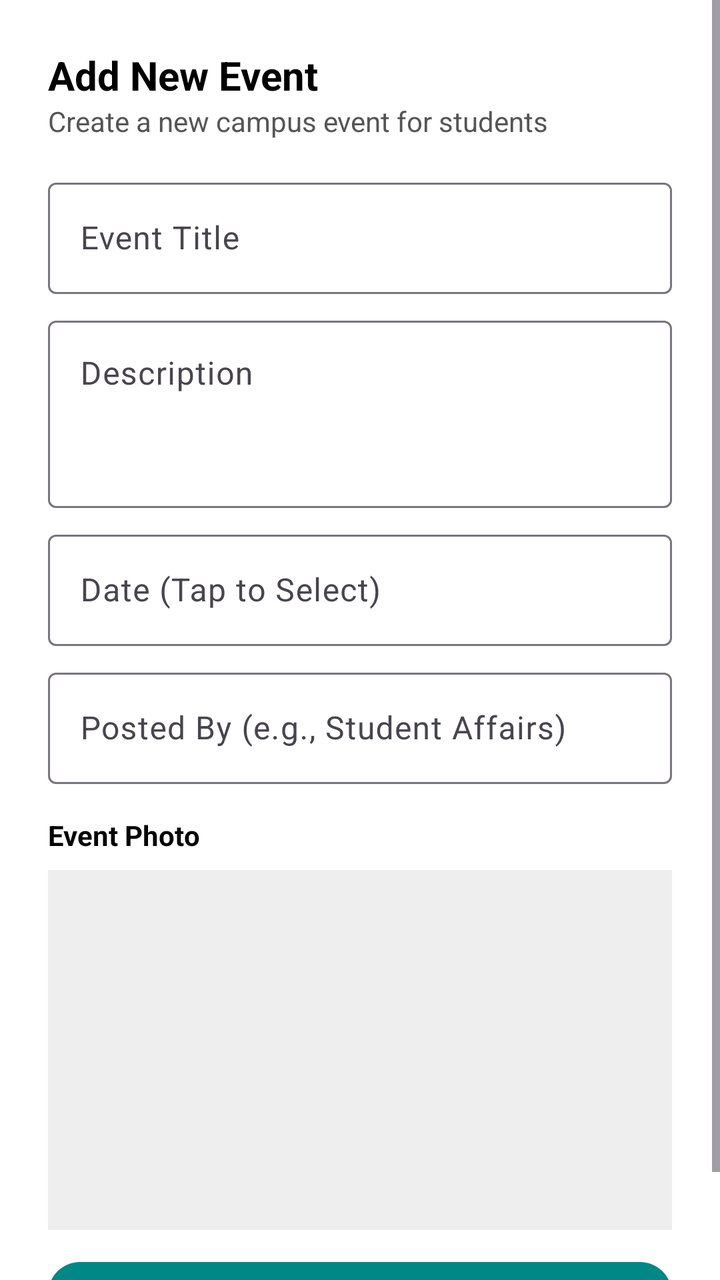
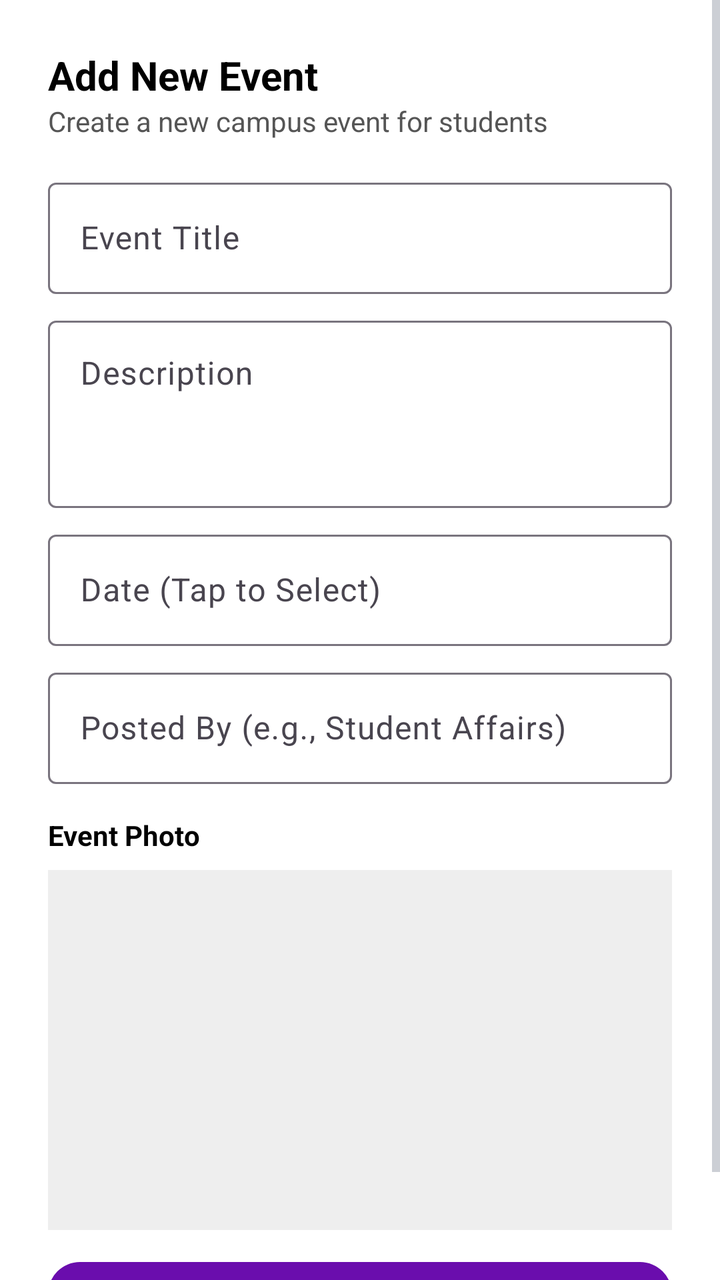

Compare the two renders of this Android layout. The source of the first and the diff that turns it into the second are given below.
<!-- AndroidManifest.xml: application theme AppTheme -->
<!-- res/layout/dialog_add_event.xml -->
<?xml version="1.0" encoding="utf-8"?>
<ScrollView xmlns:android="http://schemas.android.com/apk/res/android"
    xmlns:app="http://schemas.android.com/apk/res-auto"
    android:layout_width="match_parent"
    android:layout_height="wrap_content">

    <LinearLayout
        android:layout_width="match_parent"
        android:layout_height="wrap_content"
        android:orientation="vertical"
        android:padding="24dp">

        <TextView
            android:layout_width="wrap_content"
            android:layout_height="wrap_content"
            android:text="Add New Event"
            android:textColor="@color/black"
            android:textSize="20sp"
            android:textStyle="bold" />

        <TextView
            android:layout_width="wrap_content"
            android:layout_height="wrap_content"
            android:layout_marginBottom="16dp"
            android:text="Create a new campus event for students"
            android:textColor="@color/darker_gray" />

        <com.google.android.material.textfield.TextInputLayout
            android:layout_width="match_parent"
            android:layout_height="wrap_content"
            android:hint="Event Title">

            <com.google.android.material.textfield.TextInputEditText
                android:id="@+id/inputEventTitle"
                android:layout_width="match_parent"
                android:layout_height="wrap_content" />
        </com.google.android.material.textfield.TextInputLayout>

        <com.google.android.material.textfield.TextInputLayout
            android:layout_width="match_parent"
            android:layout_height="wrap_content"
            android:layout_marginTop="8dp"
            android:hint="Description">

            <com.google.android.material.textfield.TextInputEditText
                android:id="@+id/inputEventDescription"
                android:layout_width="match_parent"
                android:layout_height="wrap_content"
                android:gravity="top"
                android:minLines="3" />
        </com.google.android.material.textfield.TextInputLayout>

        <com.google.android.material.textfield.TextInputLayout
            android:layout_width="match_parent"
            android:layout_height="wrap_content"
            android:layout_marginTop="8dp"
            android:hint="Date (Tap to Select)">

            <com.google.android.material.textfield.TextInputEditText
                android:id="@+id/inputEventDate"
                android:layout_width="match_parent"
                android:layout_height="wrap_content"
                android:focusable="false" />
        </com.google.android.material.textfield.TextInputLayout>

        <com.google.android.material.textfield.TextInputLayout
            android:layout_width="match_parent"
            android:layout_height="wrap_content"
            android:layout_marginTop="8dp"
            android:hint="Posted By (e.g., Student Affairs)">

            <com.google.android.material.textfield.TextInputEditText
                android:id="@+id/inputPostedBy"
                android:layout_width="match_parent"
                android:layout_height="wrap_content" />
        </com.google.android.material.textfield.TextInputLayout>

        <TextView
            android:layout_width="wrap_content"
            android:layout_height="wrap_content"
            android:layout_marginTop="16dp"
            android:text="Event Photo"
            android:textColor="@color/black"
            android:textStyle="bold" />

        <ImageView
            android:id="@+id/imageEventPreview"
            android:layout_width="match_parent"
            android:layout_height="180dp"
            android:layout_marginTop="8dp"
            android:background="#EEEEEE"
            android:scaleType="centerCrop"
            android:contentDescription="Event Image Preview" />

        <com.google.android.material.button.MaterialButton
            android:id="@+id/buttonUploadEventImage"
            android:layout_width="match_parent"
            android:layout_height="wrap_content"
            android:layout_marginTop="12dp"
            android:text="Select Event Photo"
            android:textAllCaps="false"
            android:textColor="@color/white"
            app:backgroundTint="@color/teal_700"
            app:icon="@drawable/ic_add_photo"
            app:iconTint="@color/white"
            app:iconPadding="8dp"
            app:cornerRadius="16dp" />

    </LinearLayout>
</ScrollView>
<!-- resources referenced by this layout -->
<resources>
  <color name="black">#000000</color>
  <color name="darker_gray">#555555</color>
  <color name="teal_700">#018786</color>
  <color name="white">#FFFFFF</color>
  <!-- drawable ic_add_photo (drawable) -->
  <vector xmlns:android="http://schemas.android.com/apk/res/android" android:height="24dp" android:tint="#000000" android:viewportHeight="24" android:viewportWidth="24" android:width="24dp">
        
      <path android:fillColor="@android:color/white" android:pathData="M3,4V1h2v3h3v2H5v3H3V6H0V4H3zM6,10V7h3V4h7l1.83,2H21c1.1,0 2,0.9 2,2v12c0,1.1 -0.9,2 -2,2H5c-1.1,0 -2,-0.9 -2,-2V10H6zM13,19c2.76,0 5,-2.24 5,-5s-2.24,-5 -5,-5s-5,2.24 -5,5S10.24,19 13,19zM9.8,14c0,1.77 1.43,3.2 3.2,3.2s3.2,-1.43 3.2,-3.2s-1.43,-3.2 -3.2,-3.2S9.8,12.23 9.8,14z"/>
      
  </vector>
  <style name="AppTheme" parent="Theme.Material3.DayNight.NoActionBar">
          
          <item name="colorPrimary">@color/deep_purple</item>
          <item name="colorPrimaryVariant">@color/deep_purple_dark</item>
          <item name="colorOnPrimary">@color/text_on_primary</item>
  
          
          <item name="android:statusBarColor">@color/deep_purple</item>
          <item name="android:navigationBarColor">@color/deep_purple_dark</item>
  
          
          <item name="android:windowTranslucentNavigation">true</item>
          <item name="android:windowTranslucentStatus">true</item>
          <item name="android:windowFullscreen">true</item>
  
          
          <item name="android:windowBackground">@color/pure_white</item>
          <item name="android:textColorPrimary">@color/text_primary</item>
  
          
          <item name="android:forceDarkAllowed">true</item>
      </style>
  <color name="deep_purple">#6A0DAD</color>
  <color name="deep_purple_dark">#5A0B92</color>
  <color name="text_on_primary">@color/pure_white</color>
  <color name="pure_white">#FFFFFF</color>
  <color name="text_primary">@color/soft_black</color>
  <color name="soft_black">#1a1a1a</color>
</resources>

<!-- the commit's change to res/layout/dialog_add_event.xml (unified diff, before → after) -->
@@ -100,7 +100,7 @@
             android:text="Select Event Photo"
             android:textAllCaps="false"
             android:textColor="@color/white"
-            app:backgroundTint="@color/teal_700"
+            app:backgroundTint="@color/deep_purple"
             app:icon="@drawable/ic_add_photo"
             app:iconTint="@color/white"
             app:iconPadding="8dp"
<!-- resource entries referenced after the edit -->
@@ -2,7 +2,6 @@
 <resources>
   <color name="black">#000000</color>
   <color name="darker_gray">#555555</color>
-  <color name="teal_700">#018786</color>
   <color name="white">#FFFFFF</color>
   <!-- drawable ic_add_photo (drawable) -->
   <vector xmlns:android="http://schemas.android.com/apk/res/android" android:height="24dp" android:tint="#000000" android:viewportHeight="24" android:viewportWidth="24" android:width="24dp">
@@ -13,30 +12,27 @@
   <style name="AppTheme" parent="Theme.Material3.DayNight.NoActionBar">
           
           <item name="colorPrimary">@color/deep_purple</item>
-          <item name="colorPrimaryVariant">@color/deep_purple_dark</item>
-          <item name="colorOnPrimary">@color/text_on_primary</item>
+          <item name="colorOnPrimary">@color/pure_white</item>
+  
+          
+          <item name="colorSurface">@color/background</item>
+          <item name="colorOnSurface">@color/text_primary</item>
   
           
           <item name="android:statusBarColor">@color/deep_purple</item>
-          <item name="android:navigationBarColor">@color/deep_purple_dark</item>
-  
-          
-          <item name="android:windowTranslucentNavigation">true</item>
-          <item name="android:windowTranslucentStatus">true</item>
           <item name="android:windowFullscreen">true</item>
   
           
-          <item name="android:windowBackground">@color/pure_white</item>
-          <item name="android:textColorPrimary">@color/text_primary</item>
-  
-          
-          <item name="android:forceDarkAllowed">true</item>
+          <item name="android:windowBackground">?attr/colorSurface</item>
+          <item name="android:textColorPrimary">?attr/colorOnSurface</item>
+          <item name="android:textColorSecondary">@color/text_secondary</item>
       </style>
   <color name="deep_purple">#6A0DAD</color>
-  <color name="deep_purple_dark">#5A0B92</color>
-  <color name="text_on_primary">@color/pure_white</color>
   <color name="pure_white">#FFFFFF</color>
+  <color name="background">@color/pure_white</color>
   <color name="text_primary">@color/soft_black</color>
+  <color name="text_secondary">@color/inactive_gray</color>
   <color name="soft_black">#1a1a1a</color>
+  <color name="inactive_gray">#9CA3AF</color>
 </resources>
 
